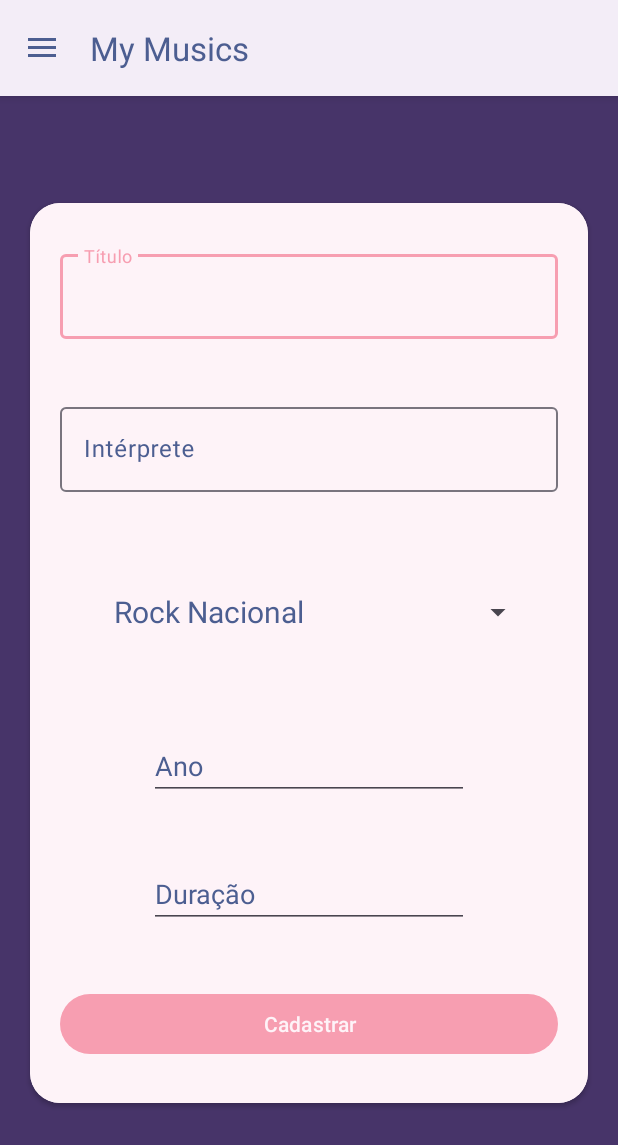
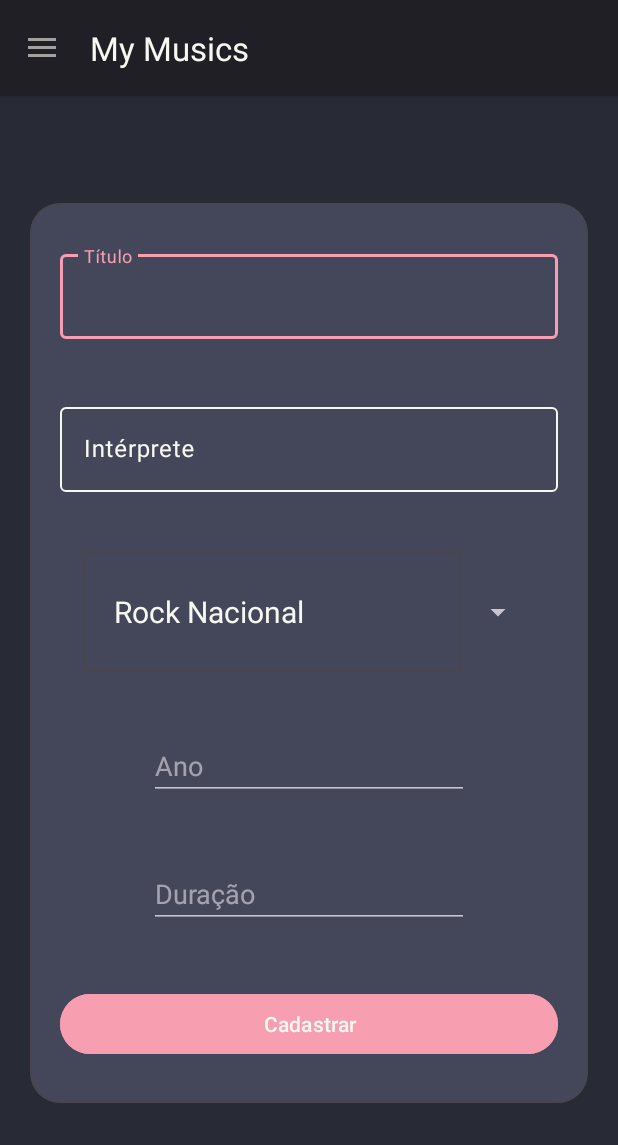
Before and after one commit to oliveiradsmatheus/myMusicApp, an Android app: the fragment GenerosFragment placed in its activity, after a tap on "Nova Música", on a phone screen of 412 x 824 dp. Shown: the top 1145 px of the screen. Run offline under Robolectric (Android 15) with nearby library versions, the phone set to English and light mode, and no system bars; 1 other tap on this screen came first.

Commit message:
Estilização
# Conflicts:
#	app/src/main/java/matheus/bcc/mymusicapp/fragments/GenerosFragment.java

```diff
--- /dev/null
+++ b/app/src/main/res/color/input_selector.xml
@@ -0,0 +1,5 @@
+<?xml version="1.0" encoding="utf-8"?>
+<selector xmlns:android="http://schemas.android.com/apk/res/android">
+    <item android:color="?attr/colorSurfaceVariant" android:state_focused="true"/>
+    <item android:color="?attr/colorOnSurfaceVariant"/>
+</selector>
--- a/app/src/main/res/layout/activity_main.xml
+++ b/app/src/main/res/layout/activity_main.xml
@@ -30,6 +30,7 @@
         android:layout_height="match_parent"
         android:layout_gravity="start"
         android:layout_marginTop="46dp"
+        android:background="?attr/colorPrimaryContainer"
         app:headerLayout="@layout/header_menu"
         app:menu="@menu/menu_lateral"
         tools:ignore="VisualLintBounds" />
--- a/app/src/main/res/layout/fragment_nova_musica.xml
+++ b/app/src/main/res/layout/fragment_nova_musica.xml
@@ -6,7 +6,7 @@
     android:layout_height="match_parent"
     tools:context=".fragments.NovaMusicaFragment">
 
-    <androidx.cardview.widget.CardView
+    <com.google.android.material.card.MaterialCardView
         android:layout_width="match_parent"
         android:layout_height="wrap_content"
         android:layout_margin="20dp"
@@ -19,7 +19,6 @@
         <LinearLayout
             android:layout_width="match_parent"
             android:layout_height="600dp"
-            android:background="@color/rosa_claro"
             android:gravity="center"
             android:orientation="vertical"
             android:padding="20dp">
@@ -28,76 +27,62 @@
                 android:layout_width="match_parent"
                 android:layout_height="wrap_content"
                 android:layout_marginBottom="40dp"
-                android:hint="Título"
-                android:textColorHint="@color/texto">
+                android:hint="@string/titulo"
+                app:boxStrokeColor="@color/input_selector"
+                app:hintTextColor="@color/input_selector">
 
                 <com.google.android.material.textfield.TextInputEditText
                     android:id="@+id/tiTitulo"
                     android:layout_width="match_parent"
-                    android:layout_height="wrap_content"
-                    android:outlineAmbientShadowColor="@color/texto"
-                    android:outlineSpotShadowColor="@color/texto"
-                    android:shadowColor="@color/texto"
-                    android:textColor="@color/texto"
-                    android:textColorHighlight="@color/texto"
-                    android:textColorHint="@color/texto"
-                    android:textColorLink="@color/texto" />
+                    android:layout_height="wrap_content"/>
             </com.google.android.material.textfield.TextInputLayout>
 
             <com.google.android.material.textfield.TextInputLayout
                 android:layout_width="match_parent"
                 android:layout_height="wrap_content"
                 android:layout_marginBottom="40dp"
-                android:hint="Intérprete"
-                android:textColorHint="@color/texto">
+                android:hint="@string/interprete"
+                app:boxStrokeColor="@color/input_selector"
+                app:hintTextColor="@color/input_selector">
 
                 <com.google.android.material.textfield.TextInputEditText
                     android:id="@+id/tiInterprete"
                     android:layout_width="match_parent"
-                    android:layout_height="wrap_content"
-                    android:textColor="@color/texto"
-                    android:textColorHint="@color/texto"
-                    android:textColorLink="@color/texto" />
+                    android:layout_height="wrap_content"/>
             </com.google.android.material.textfield.TextInputLayout>
 
             <Spinner
                 android:id="@+id/sp_generos"
                 android:layout_width="300dp"
                 android:layout_height="wrap_content"
-                android:layout_marginBottom="40dp" />
+                android:layout_marginBottom="40dp"/>
 
             <EditText
                 android:id="@+id/etnAno"
                 android:layout_width="wrap_content"
                 android:layout_height="wrap_content"
                 android:layout_marginBottom="40dp"
+                android:autofillHints=""
                 android:ems="10"
-                android:hint="Ano"
-                android:inputType="number"
-                android:textColor="@color/texto"
-                android:textColorHint="@color/texto"
-                android:textColorLink="@color/texto" />
+                android:hint="@string/ano"
+                android:inputType="number"/>
 
             <EditText
                 android:id="@+id/etnDuracao"
                 android:layout_width="wrap_content"
                 android:layout_height="wrap_content"
                 android:layout_marginBottom="40dp"
+                android:autofillHints=""
                 android:ems="10"
-                android:hint="Duração"
-                android:inputType="numberDecimal"
-                android:textColor="@color/texto"
-                android:textColorHint="@color/texto"
-                android:textColorLink="@color/texto" />
+                android:hint="@string/duracao"
+                android:inputType="numberDecimal"/>
 
             <Button
                 android:id="@+id/btConfirma"
                 android:layout_width="match_parent"
                 android:layout_height="wrap_content"
-                android:textColor="@color/rosa_claro"
-                android:textColorLink="@color/rosa" />
-
+                android:backgroundTint="?attr/colorSurfaceVariant"/>
         </LinearLayout>
-    </androidx.cardview.widget.CardView>
+    </com.google.android.material.card.MaterialCardView>
 
 </androidx.constraintlayout.widget.ConstraintLayout>
--- a/app/src/main/res/layout/genero_item_layout.xml
+++ b/app/src/main/res/layout/genero_item_layout.xml
@@ -1,17 +1,32 @@
 <?xml version="1.0" encoding="utf-8"?>
 <LinearLayout xmlns:android="http://schemas.android.com/apk/res/android"
+    xmlns:app="http://schemas.android.com/apk/res-auto"
     android:layout_width="match_parent"
     android:layout_height="80dp"
-    android:background="@color/rosa_claro"
     android:gravity="center|start"
     android:orientation="vertical">
 
-    <TextView
-        android:id="@+id/tv_genero"
-        android:layout_width="wrap_content"
-        android:layout_height="wrap_content"
-        android:layout_marginStart="20dp"
-        android:text="TextView"
-        android:textColor="@color/texto"
-        android:textSize="20sp" />
+    <com.google.android.material.card.MaterialCardView
+        android:layout_width="match_parent"
+        android:layout_height="match_parent"
+        app:cardCornerRadius="0dp"
+        android:background="?attr/colorOnPrimaryContainer">
+
+        <LinearLayout
+            android:layout_width="match_parent"
+            android:layout_height="match_parent"
+            android:gravity="center|start"
+            android:orientation="vertical">
+
+            <TextView
+                android:id="@+id/tv_genero"
+                android:layout_width="wrap_content"
+                android:layout_height="wrap_content"
+                android:layout_marginStart="20dp"
+                android:text=""
+                android:textSize="20sp"
+                android:textColor="?attr/colorOnSurfaceVariant" />
+        </LinearLayout>
+    </com.google.android.material.card.MaterialCardView>
+
 </LinearLayout>
--- a/app/src/main/res/menu/menu_lateral.xml
+++ b/app/src/main/res/menu/menu_lateral.xml
@@ -1,9 +1,8 @@
 <?xml version="1.0" encoding="utf-8"?>
 <menu xmlns:android="http://schemas.android.com/apk/res/android">
-
     <item
         android:id="@+id/it_nmusica"
-        android:title="Nova Música" />
+        android:title="Nova Música"/>
     <item
         android:id="@+id/it_lmusicas"
         android:title="Listar Músicas" />
--- a/app/src/main/res/values-night/themes.xml
+++ b/app/src/main/res/values-night/themes.xml
@@ -1,10 +1,26 @@
 <resources>
-    <style name="Base.Theme.MyMusicApp" parent="Theme.Material3.Light">
+    <style name="AlertaCustomizado" parent="ThemeOverlay.MaterialComponents.MaterialAlertDialog">
         <item name="colorPrimary">@color/rosa</item>
-        <item name="android:colorBackground">@color/fundo</item>
-        <item name="titleTextColor">@color/texto</item>
-        <item name="android:textColorPrimary">@color/texto</item>
+    </style>
 
-        <item name="android:windowLightStatusBar">true</item>
+    <style name="Theme.MyMusicApp" parent="Theme.Material3.Dark">
+        <item name="colorPrimary">@color/cinza</item> <!-- cor dos botões, inputs selecionados, botões de confirmação do snackbar -->
+        <item name="colorOnPrimary">@color/creme</item> <!-- cor do texto em botões -->
+        <item name="colorPrimaryContainer">@color/cinza</item>
+        <item name="colorOnPrimaryContainer">@color/creme</item>
+
+        <item name="android:colorBackground">@color/cinza_escuro</item>
+        <item name="colorOnBackground">@color/creme</item>
+
+        <item name="colorSurface">@color/cinza</item> <!-- Cor da superfície dos containeres, menus, etc... -->
+        <item name="colorOnSurface">@color/creme</item> <!-- Cor das letras no menu -->
+
+        <item name="colorSurfaceVariant">@color/rosa</item>
+        <item name="colorOnSurfaceVariant">@color/creme</item> <!-- Cor do texto no menu -->
+
+        <item name="colorOutline">@color/creme</item> <!-- Cor das bordas nos inputs de texto -->
+
+        <item name="android:statusBarColor">@color/creme</item> <!-- Cor da barra de status -->
+        <item name="android:windowLightStatusBar">false</item>
     </style>
 </resources>
--- a/app/src/main/res/values/colors.xml
+++ b/app/src/main/res/values/colors.xml
@@ -1,16 +1,13 @@
 <?xml version="1.0" encoding="utf-8"?>
 <resources>
-    <color name="branco">#FF000000</color>
-    <color name="preto">#FFFFFFFF</color>
-
-    <color name="rosa">#f79eb1</color>
-    <color name="rosa_claro">#fef3f8</color>
-
-    <color name="fundo">#473469</color>
-
-    <color name="botao">#D1495B</color>
-    <color name="verde">#1F7A8C</color>
-
-    <color name="texto">#4c5e91</color>
-    <color name="texto_claro">#f2e7d2</color>
+    <color name="cinza_escuro">#282A36</color>
+    <color name="cinza">#44475A</color>
+    <color name="cinza_claro">#DCDDE8</color>
+    <color name="verde">#50FA7B</color>
+    <color name="creme">#F8F8F2</color>
+    <color name="vermelho">#FF5555</color>
+    <color name="rosa">#F79EB1</color>
+    <color name="rosa_claro">#FEF3F8</color>
+    <color name="laranja">#FFB86C</color>
+    <color name="roxo">#BD93F9</color>
 </resources>
--- a/app/src/main/res/values/strings.xml
+++ b/app/src/main/res/values/strings.xml
@@ -5,4 +5,14 @@
     <string name="close_menu">Fechar</string>
 
     <string name="hello_blank_fragment">Hello blank fragment</string>
+    <string name="titulo">Título</string>
+    <string name="interprete">Intérprete</string>
+    <string name="ano">Ano</string>
+    <string name="duracao">Duração</string>
+    <string name="titulo_espaco">"Título: "</string>
+    <string name="interprete_espaco">"Intérprete: "</string>
+    <string name="genero_espaco">"Gênero: "</string>
+    <string name="duracao_espaco">"Duração: "</string>
+    <string name="ano_espaco">"Ano: "</string>
+    <string name="menu">Menu</string>
 </resources>
--- a/app/src/main/res/values/themes.xml
+++ b/app/src/main/res/values/themes.xml
@@ -1,12 +1,26 @@
 <resources>
-    <style name="Base.Theme.MyMusicApp" parent="Theme.Material3.Light">
+    <style name="AlertaCustomizado" parent="ThemeOverlay.MaterialComponents.MaterialAlertDialog">
         <item name="colorPrimary">@color/rosa</item>
-        <item name="android:colorBackground">@color/fundo</item>
-        <item name="titleTextColor">@color/texto</item>
-        <item name="android:textColorPrimary">@color/texto</item>
-
-        <item name="android:windowLightStatusBar">true</item>
     </style>
 
-    <style name="Theme.MyMusicApp" parent="Base.Theme.MyMusicApp" />
+    <style name="Theme.MyMusicApp" parent="Theme.Material3.Dark">
+        <item name="colorPrimary">@color/cinza</item> <!-- cor dos botões, inputs selecionados, botões de confirmação do snackbar -->
+        <item name="colorOnPrimary">@color/creme</item> <!-- cor do texto em botões -->
+        <item name="colorPrimaryContainer">@color/cinza</item>
+        <item name="colorOnPrimaryContainer">@color/creme</item>
+
+        <item name="android:colorBackground">@color/cinza_escuro</item>
+        <item name="colorOnBackground">@color/creme</item>
+
+        <item name="colorSurface">@color/cinza</item> <!-- Cor da superfície dos containeres, menus, etc... -->
+        <item name="colorOnSurface">@color/creme</item> <!-- Cor das letras no menu -->
+
+        <item name="colorSurfaceVariant">@color/rosa</item>
+        <item name="colorOnSurfaceVariant">@color/creme</item> <!-- Cor do texto no menu -->
+
+        <item name="colorOutline">@color/creme</item> <!-- Cor das bordas nos inputs de texto -->
+
+        <item name="android:statusBarColor">@color/creme</item> <!-- Cor da barra de status -->
+        <item name="android:windowLightStatusBar">false</item>
+    </style>
 </resources>
```
Also changed, not shown: app/src/main/res/layout/fragment_generos.xml (+3 -9 lines), app/src/main/res/layout/fragment_musicas.xml (+3 -9 lines), app/src/main/res/layout/header_menu.xml (+6 -4 lines), app/src/main/res/layout/musica_item_layout.xml (+54 -36 lines).
